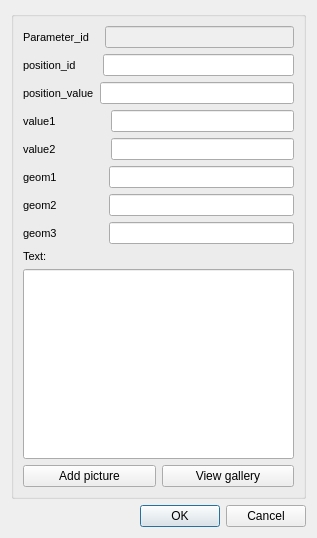
Before: the Qt Designer form ui/event_ud_arc_rehabit.ui in Giswater/giswater_qgis_plugin, drawn with Qt 5.
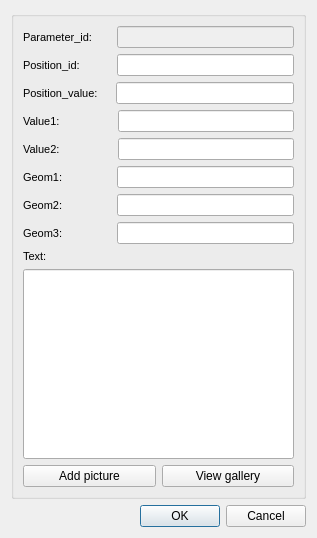
After: the same form once the commit is applied.

Commit message: Update event forms (widget length)

Diff of the .ui file:
```diff
--- a/ui/event_ud_arc_rehabit.ui
+++ b/ui/event_ud_arc_rehabit.ui
@@ -38,7 +38,7 @@
            <enum>QFrame::Plain</enum>
           </property>
           <property name="text">
-           <string>Parameter_id   </string>
+           <string>Parameter_id:      </string>
           </property>
           <property name="textFormat">
            <enum>Qt::AutoText</enum>
@@ -82,7 +82,7 @@
            <enum>QFrame::Plain</enum>
           </property>
           <property name="text">
-           <string>position_id       </string>
+           <string>Position_id:          </string>
           </property>
           <property name="textFormat">
            <enum>Qt::AutoText</enum>
@@ -123,7 +123,7 @@
            <enum>QFrame::Plain</enum>
           </property>
           <property name="text">
-           <string>position_value</string>
+           <string>Position_value:    </string>
           </property>
           <property name="textFormat">
            <enum>Qt::AutoText</enum>
@@ -166,7 +166,7 @@
            <enum>QFrame::Plain</enum>
           </property>
           <property name="text">
-           <string>value1                </string>
+           <string>Value1:                 </string>
           </property>
           <property name="textFormat">
            <enum>Qt::AutoText</enum>
@@ -207,7 +207,7 @@
            <enum>QFrame::Plain</enum>
           </property>
           <property name="text">
-           <string>value2                </string>
+           <string>Value2:                 </string>
           </property>
           <property name="textFormat">
            <enum>Qt::AutoText</enum>
@@ -248,7 +248,7 @@
            <enum>QFrame::Plain</enum>
           </property>
           <property name="text">
-           <string>geom1               </string>
+           <string>Geom1:                </string>
           </property>
           <property name="textFormat">
            <enum>Qt::AutoText</enum>
@@ -289,7 +289,7 @@
            <enum>QFrame::Plain</enum>
           </property>
           <property name="text">
-           <string>geom2               </string>
+           <string>Geom2:                </string>
           </property>
           <property name="textFormat">
            <enum>Qt::AutoText</enum>
@@ -330,7 +330,7 @@
            <enum>QFrame::Plain</enum>
           </property>
           <property name="text">
-           <string>geom3               </string>
+           <string>Geom3:                </string>
           </property>
           <property name="textFormat">
            <enum>Qt::AutoText</enum>
```
The commit also changes 3 other files.
